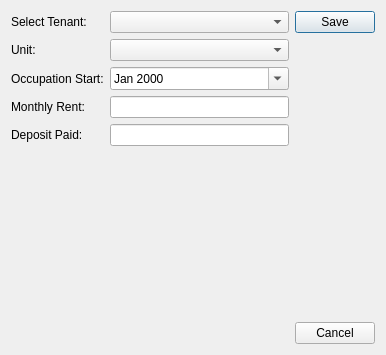
Qt form rentmanager/assignunittotenantdialog.ui (jayjay-w/rentman) before a commit.
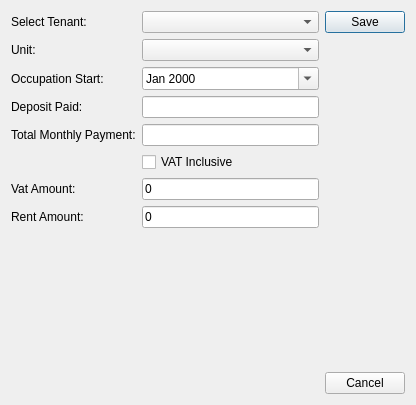
The same form after that commit.

The edit to the form file:
```diff
--- a/rentmanager/assignunittotenantdialog.ui
+++ b/rentmanager/assignunittotenantdialog.ui
@@ -6,8 +6,8 @@
    <rect>
     <x>0</x>
     <y>0</y>
-    <width>386</width>
-    <height>355</height>
+    <width>416</width>
+    <height>405</height>
    </rect>
   </property>
   <property name="windowTitle">
@@ -16,42 +16,11 @@
   <layout class="QHBoxLayout" name="horizontalLayout">
    <item>
     <layout class="QGridLayout" name="gridLayout">
-     <item row="1" column="0">
-      <widget class="QLabel" name="label_2">
-       <property name="text">
-        <string>Unit:</string>
-       </property>
-      </widget>
-     </item>
      <item row="1" column="1">
       <widget class="QComboBox" name="cboUnit"/>
      </item>
-     <item row="2" column="0">
-      <widget class="QLabel" name="label_3">
-       <property name="text">
-        <string>Occupation Start:</string>
-       </property>
-      </widget>
-     </item>
-     <item row="2" column="1">
-      <widget class="QDateEdit" name="dtpStartDate">
-       <property name="displayFormat">
-        <string>MMM yyyy</string>
-       </property>
-       <property name="calendarPopup">
-        <bool>true</bool>
-       </property>
-      </widget>
-     </item>
-     <item row="3" column="0">
-      <widget class="QLabel" name="label_4">
-       <property name="text">
-        <string>Monthly Rent:</string>
-       </property>
-      </widget>
-     </item>
-     <item row="3" column="1">
-      <widget class="QLineEdit" name="txtMonthlyRent"/>
+     <item row="4" column="1">
+      <widget class="QLineEdit" name="txtDepositPaid"/>
      </item>
      <item row="4" column="0">
       <widget class="QLabel" name="label_5">
@@ -60,9 +29,6 @@
        </property>
       </widget>
      </item>
-     <item row="4" column="1">
-      <widget class="QLineEdit" name="txtDepositPaid"/>
-     </item>
      <item row="0" column="0">
       <widget class="QLabel" name="label">
        <property name="text">
@@ -73,7 +39,31 @@
      <item row="0" column="1">
       <widget class="QComboBox" name="cboTenant"/>
      </item>
-     <item row="5" column="1">
+     <item row="2" column="0">
+      <widget class="QLabel" name="label_3">
+       <property name="text">
+        <string>Occupation Start:</string>
+       </property>
+      </widget>
+     </item>
+     <item row="8" column="0">
+      <widget class="QLabel" name="label_7">
+       <property name="text">
+        <string>Rent Amount:</string>
+       </property>
+      </widget>
+     </item>
+     <item row="2" column="1">
+      <widget class="QDateEdit" name="dtpStartDate">
+       <property name="displayFormat">
+        <string>MMM yyyy</string>
+       </property>
+       <property name="calendarPopup">
+        <bool>true</bool>
+       </property>
+      </widget>
+     </item>
+     <item row="9" column="1">
       <spacer name="verticalSpacer_2">
        <property name="orientation">
         <enum>Qt::Vertical</enum>
@@ -86,6 +76,60 @@
        </property>
       </spacer>
      </item>
+     <item row="1" column="0">
+      <widget class="QLabel" name="label_2">
+       <property name="text">
+        <string>Unit:</string>
+       </property>
+      </widget>
+     </item>
+     <item row="7" column="0">
+      <widget class="QLabel" name="label_6">
+       <property name="text">
+        <string>Vat Amount:</string>
+       </property>
+      </widget>
+     </item>
+     <item row="7" column="1">
+      <widget class="QLineEdit" name="txtVAT">
+       <property name="text">
+        <string>0</string>
+       </property>
+       <property name="readOnly">
+        <bool>true</bool>
+       </property>
+       <property name="clearButtonEnabled">
+        <bool>false</bool>
+       </property>
+      </widget>
+     </item>
+     <item row="5" column="0">
+      <widget class="QLabel" name="label_4">
+       <property name="text">
+        <string>Total Monthly Payment:</string>
+       </property>
+      </widget>
+     </item>
+     <item row="5" column="1">
+      <widget class="QLineEdit" name="txtMonthlyRent"/>
+     </item>
+     <item row="8" column="1">
+      <widget class="QLineEdit" name="txtRent">
+       <property name="text">
+        <string>0</string>
+       </property>
+       <property name="readOnly">
+        <bool>true</bool>
+       </property>
+      </widget>
+     </item>
+     <item row="6" column="1">
+      <widget class="QCheckBox" name="chkVAT">
+       <property name="text">
+        <string>VAT Inclusive</string>
+       </property>
+      </widget>
+     </item>
     </layout>
    </item>
    <item>
```
